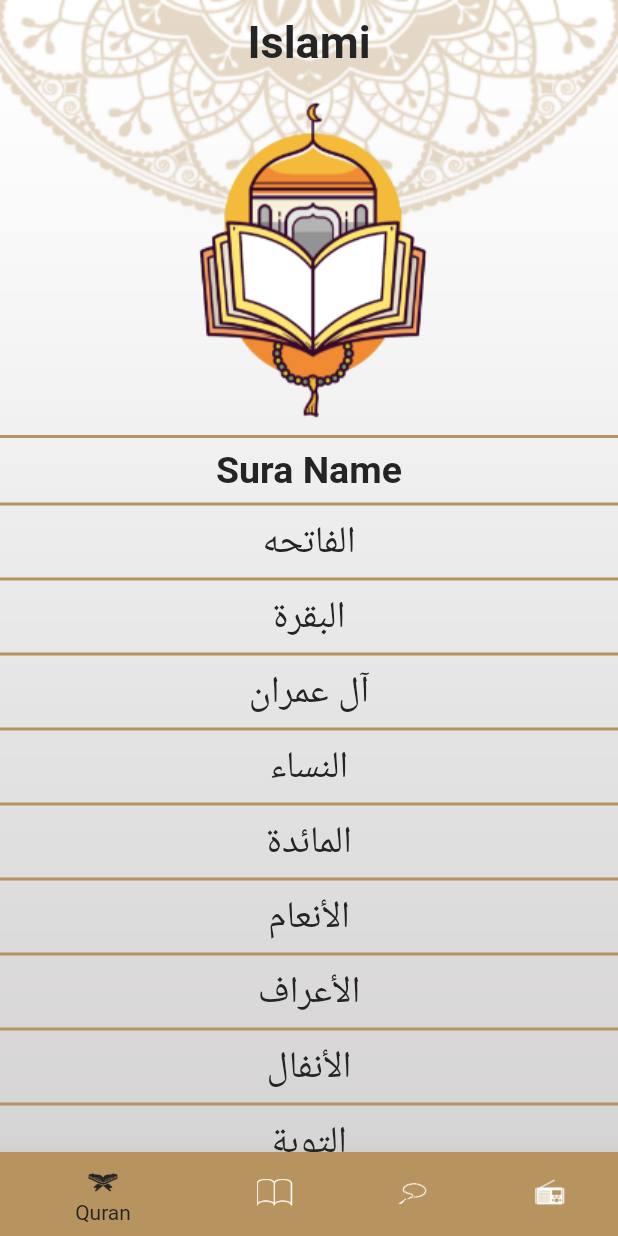
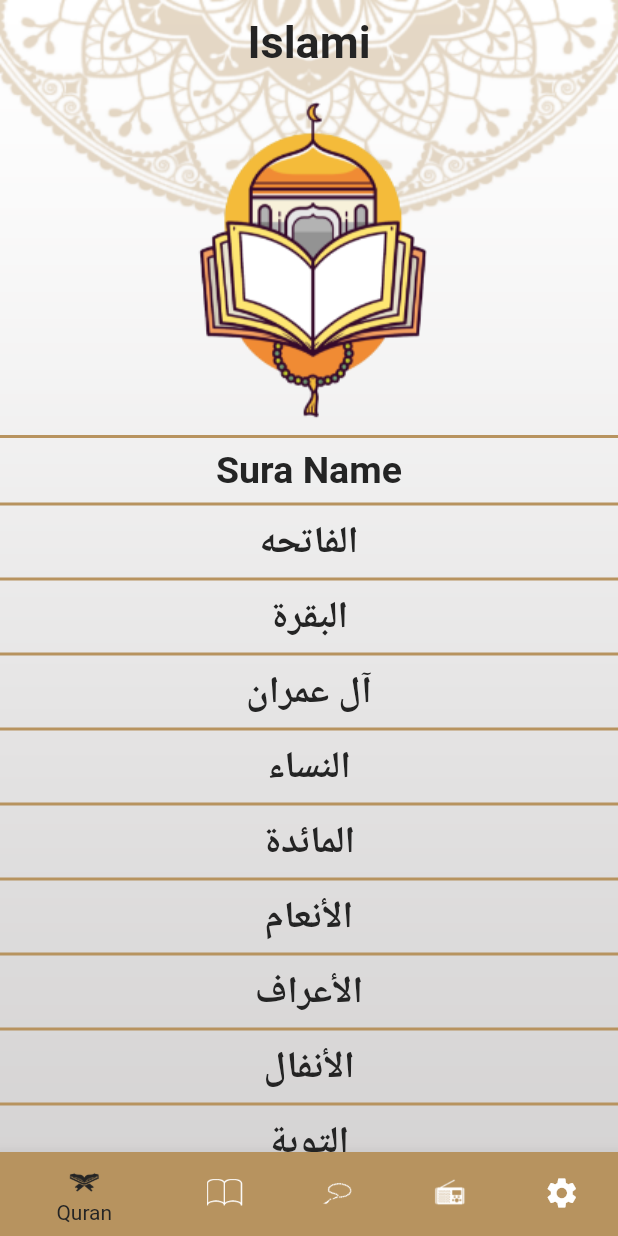
Before and after one commit to Amira-ElSafty/Islami-app-sun-c7, a Flutter app: the screen it shows after launch, on a phone screen of 412 x 824 dp. Run offline on Flutter 3.47's test engine with Material 2 defaults, Android fonts, the phone set to English and light mode, and no system bars; generated files the repository leaves out were written again.

Commit message:
added localization. added settings tab. make localization and themeing by using provider in settings tab.

```diff
--- /dev/null
+++ b/l10n.yaml
@@ -0,0 +1,3 @@
+arb-dir: lib/l10n
+template-arb-file: app_en.arb
+output-localization-file: app_localizations.dart
--- a/lib/hadeth/Item_hadeth_name.dart
+++ b/lib/hadeth/Item_hadeth_name.dart
@@ -17,7 +17,7 @@ class ItemHadethName extends StatelessWidget {
         },
         child: Text(
           hadeth.title,
-          style: Theme.of(context).textTheme.subtitle2,
+          style: Theme.of(context).textTheme.subtitle1,
           textAlign: TextAlign.center,
         ),
       ),
--- a/lib/home/home_screen.dart
+++ b/lib/home/home_screen.dart
@@ -1,8 +1,12 @@
 import 'package:flutter/material.dart';
+import 'package:flutter_gen/gen_l10n/app_localizations.dart';
 import 'package:flutter_islami_app_sun_c7/hadeth/hadeth_tab.dart';
 import 'package:flutter_islami_app_sun_c7/home/radio_tab.dart';
 import 'package:flutter_islami_app_sun_c7/home/tasbeh_tab.dart';
+import 'package:flutter_islami_app_sun_c7/providers/app_config_provider.dart';
 import 'package:flutter_islami_app_sun_c7/quran/quran_tab.dart';
+import 'package:flutter_islami_app_sun_c7/settings/settings_tab.dart';
+import 'package:provider/provider.dart';
 
 class HomeScreen extends StatefulWidget {
   static const String routeName = 'home_screen';
@@ -16,17 +20,26 @@ class _HomeScreenState extends State<HomeScreen> {
 
   @override
   Widget build(BuildContext context) {
+    var provider = Provider.of<AppConfigProvider>(context);
     return Stack(
       children: [
-        Image.asset(
-          'assets/images/main_background.png',
-          width: double.infinity,
-          height: double.infinity,
-          fit: BoxFit.fill,
-        ),
+        provider.isDarkMode()
+            ? Image.asset(
+                'assets/images/main_background_dark.png',
+                width: double.infinity,
+                height: double.infinity,
+                fit: BoxFit.fill,
+              )
+            : Image.asset(
+                'assets/images/main_background.png',
+                width: double.infinity,
+                height: double.infinity,
+                fit: BoxFit.fill,
+              ),
         Scaffold(
           appBar: AppBar(
-            title: Text('Islami', style: Theme.of(context).textTheme.headline1),
+            title: Text(AppLocalizations.of(context)!.islami,
+                style: Theme.of(context).textTheme.headline1),
             centerTitle: true,
           ),
           bottomNavigationBar: Theme(
@@ -43,22 +56,25 @@ class _HomeScreenState extends State<HomeScreen> {
                     icon: ImageIcon(
                       AssetImage('assets/images/icon_quran.png'),
                     ),
-                    label: 'Quran'),
+                    label: AppLocalizations.of(context)!.quran),
                 BottomNavigationBarItem(
                     icon: ImageIcon(
                       AssetImage('assets/images/icon_hadeth.png'),
                     ),
-                    label: 'Hadeth'),
+                    label: AppLocalizations.of(context)!.hadeth),
                 BottomNavigationBarItem(
                     icon: ImageIcon(
                       AssetImage('assets/images/icon_sebha.png'),
                     ),
-                    label: 'Tasbeh'),
+                    label: AppLocalizations.of(context)!.tasbeh),
                 BottomNavigationBarItem(
                     icon: ImageIcon(
                       AssetImage('assets/images/icon_radio.png'),
                     ),
-                    label: 'Radio'),
+                    label: AppLocalizations.of(context)!.radio),
+                BottomNavigationBarItem(
+                    icon: Icon(Icons.settings),
+                    label: AppLocalizations.of(context)!.settings),
               ],
             ),
           ),
@@ -68,5 +84,11 @@ class _HomeScreenState extends State<HomeScreen> {
     );
   }
 
-  List<Widget> tabs = [QuranTab(), HadethTab(), TasbehTab(), RadioTab()];
+  List<Widget> tabs = [
+    QuranTab(),
+    HadethTab(),
+    TasbehTab(),
+    RadioTab(),
+    SettingsTab()
+  ];
 }
--- a/lib/main.dart
+++ b/lib/main.dart
@@ -1,16 +1,21 @@
 import 'package:flutter/material.dart';
+import 'package:flutter_gen/gen_l10n/app_localizations.dart';
 import 'package:flutter_islami_app_sun_c7/hadeth/hadeth_details_screen.dart';
 import 'package:flutter_islami_app_sun_c7/home/home_screen.dart';
 import 'package:flutter_islami_app_sun_c7/my_theme.dart';
+import 'package:flutter_islami_app_sun_c7/providers/app_config_provider.dart';
 import 'package:flutter_islami_app_sun_c7/quran/Sura_details_screen.dart';
+import 'package:provider/provider.dart';
 
 void main() {
-  runApp(MyApp());
+  runApp(ChangeNotifierProvider(
+      create: (context) => AppConfigProvider(), child: MyApp()));
 }
 
 class MyApp extends StatelessWidget {
   @override
   Widget build(BuildContext context) {
+    var provider = Provider.of<AppConfigProvider>(context);
     return MaterialApp(
       debugShowCheckedModeBanner: false,
       initialRoute: HomeScreen.routeName,
@@ -21,6 +26,10 @@ class MyApp extends StatelessWidget {
       },
       theme: MyThemeData.lightMode,
       darkTheme: MyThemeData.darkMode,
+      localizationsDelegates: AppLocalizations.localizationsDelegates,
+      supportedLocales: AppLocalizations.supportedLocales,
+      locale: Locale(provider.appLanguage),
+      themeMode: provider.appTheme,
     );
   }
 }
--- a/lib/my_theme.dart
+++ b/lib/my_theme.dart
@@ -5,6 +5,8 @@ class MyThemeData {
   static Color primaryLight = Color(0xffB7935F);
   static Color blackColor = Color(0xff242424);
   static Color whiteColor = Colors.white;
+  static Color primaryDark = Color(0xff141A2E);
+  static Color yellowColor = Color(0xffFACC1D);
 
   static ThemeData lightMode = ThemeData(
     primaryColor: primaryLight,
@@ -24,6 +26,35 @@ class MyThemeData {
           fontSize: 25, fontWeight: FontWeight.w600, color: blackColor),
       subtitle2: TextStyle(
           fontSize: 25, fontWeight: FontWeight.w400, color: blackColor),
-      ));
-  static ThemeData darkMode = ThemeData();
+      headline3: TextStyle(
+          fontSize: 22, fontWeight: FontWeight.bold, color: whiteColor),
+      headline4: TextStyle(
+          fontSize: 22, fontWeight: FontWeight.bold, color: primaryLight),
+    ),
+  );
+
+  static ThemeData darkMode = ThemeData(
+    primaryColor: primaryDark,
+    scaffoldBackgroundColor: Colors.transparent,
+    appBarTheme: AppBarTheme(
+        backgroundColor: Colors.transparent,
+        elevation: 0,
+        iconTheme: IconThemeData(color: whiteColor)),
+    bottomNavigationBarTheme: BottomNavigationBarThemeData(
+      selectedItemColor: yellowColor,
+      unselectedItemColor: whiteColor,
+    ),
+    textTheme: TextTheme(
+      headline1: TextStyle(
+          fontSize: 30, fontWeight: FontWeight.bold, color: whiteColor),
+      subtitle1: TextStyle(
+          fontSize: 25, fontWeight: FontWeight.w600, color: whiteColor),
+      subtitle2: TextStyle(
+          fontSize: 25, fontWeight: FontWeight.w400, color: blackColor),
+      headline3: TextStyle(
+          fontSize: 22, fontWeight: FontWeight.bold, color: whiteColor),
+      headline4: TextStyle(
+          fontSize: 22, fontWeight: FontWeight.bold, color: primaryDark),
+    ),
+  );
 }
--- /dev/null
+++ b/lib/providers/app_config_provider.dart
@@ -0,0 +1,26 @@
+import 'package:flutter/material.dart';
+
+class AppConfigProvider extends ChangeNotifier {
+  String appLanguage = 'en';
+  ThemeMode appTheme = ThemeMode.light;
+
+  void changeLanguage(String newLanguage) {
+    if (appLanguage == newLanguage) {
+      return;
+    }
+    appLanguage = newLanguage;
+    notifyListeners();
+  }
+
+  void changeTheme(ThemeMode newTheme) {
+    if (appTheme == newTheme) {
+      return;
+    }
+    appTheme = newTheme;
+    notifyListeners();
+  }
+
+  bool isDarkMode() {
+    return appTheme == ThemeMode.dark;
+  }
+}
--- a/lib/quran/Item_sura_name.dart
+++ b/lib/quran/Item_sura_name.dart
@@ -18,7 +18,7 @@ class ItemSuraName extends StatelessWidget {
         },
         child: Text(
           name,
-          style: Theme.of(context).textTheme.subtitle2,
+          style: Theme.of(context).textTheme.subtitle1,
           textAlign: TextAlign.center,
         ),
       ),
--- a/lib/quran/quran_tab.dart
+++ b/lib/quran/quran_tab.dart
@@ -1,5 +1,9 @@
 import 'package:flutter/material.dart';
+import 'package:flutter_gen/gen_l10n/app_localizations.dart';
+import 'package:flutter_islami_app_sun_c7/my_theme.dart';
+import 'package:flutter_islami_app_sun_c7/providers/app_config_provider.dart';
 import 'package:flutter_islami_app_sun_c7/quran/Item_sura_name.dart';
+import 'package:provider/provider.dart';
 
 class QuranTab extends StatelessWidget {
   List<String> names = [
@@ -121,26 +125,33 @@ class QuranTab extends StatelessWidget {
 
   @override
   Widget build(BuildContext context) {
+    var provider = Provider.of<AppConfigProvider>(context);
     return Column(
       children: [
         Center(child: Image.asset('assets/images/quran_image.png')),
         Divider(
-          color: Theme.of(context).primaryColor,
+          color: provider.isDarkMode()
+              ? MyThemeData.yellowColor
+              : MyThemeData.primaryLight,
           thickness: 2,
         ),
         Text(
-          'Sura Name',
+          AppLocalizations.of(context)!.suraName,
           style: Theme.of(context).textTheme.subtitle1,
         ),
         Divider(
-          color: Theme.of(context).primaryColor,
+          color: provider.isDarkMode()
+              ? MyThemeData.yellowColor
+              : MyThemeData.primaryLight,
           thickness: 2,
         ),
         Expanded(
           child: ListView.separated(
             separatorBuilder: (context, index) {
               return Divider(
-                color: Theme.of(context).primaryColor,
+                color: provider.isDarkMode()
+                    ? MyThemeData.yellowColor
+                    : MyThemeData.primaryLight,
                 thickness: 2,
               );
             },
--- a/pubspec.yaml
+++ b/pubspec.yaml
@@ -34,10 +34,14 @@ dependencies:
   # The following adds the Cupertino Icons font to your application.
   # Use with the CupertinoIcons class for iOS style icons.
   cupertino_icons: ^1.0.2
+  provider: ^6.0.4
 
 dev_dependencies:
   flutter_test:
     sdk: flutter
+  flutter_localizations: # Add this line
+    sdk: flutter         # Add this line
+  intl: ^0.17.0 # Add this line
 
   # The "flutter_lints" package below contains a set of recommended lints to
   # encourage good coding practices. The lint set provided by the package is
@@ -51,6 +55,7 @@ dev_dependencies:
 
 # The following section is specific to Flutter packages.
 flutter:
+  generate: true # Add this line
 
   # The following line ensures that the Material Icons font is
   # included with your application, so that you can use the icons in
```
Also changed, not shown: lib/hadeth/hadeth_details_screen.dart (+16 -7 lines), lib/hadeth/hadeth_tab.dart (+15 -4 lines), lib/l10n/app_ar.arb (added, +16 -0 lines), lib/l10n/app_en.arb (added, +16 -0 lines), lib/quran/Sura_details_screen.dart (+16 -6 lines), lib/settings/language_bottom_sheet.dart (added, +65 -0 lines), lib/settings/settings_tab.dart (added, +108 -0 lines), lib/settings/theme_bottom_sheet.dart (added, +64 -0 lines), assets/images/2.0x/main_background_dark@2x.png (added), assets/images/3.0x/main_background_dark@3x.png (added), assets/images/main_background_dark.png (added), pubspec.lock. Lines whose indentation alone changed are shown as unchanged.
